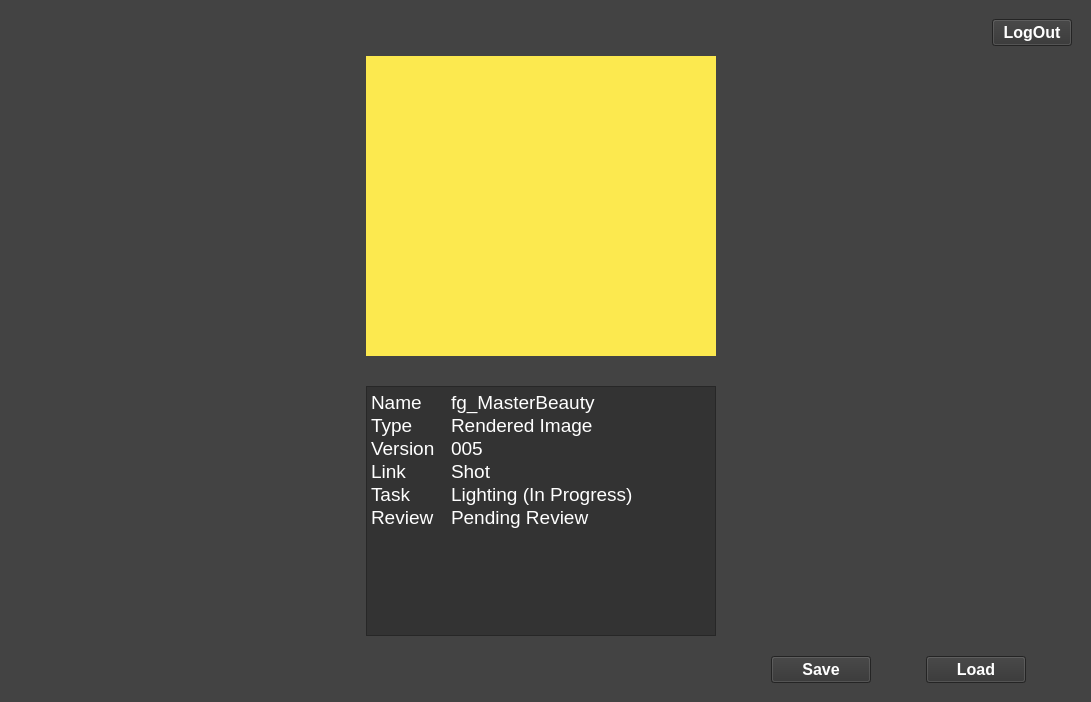
Old version of the form python/PizzaMaya_ah/ui/UI_design/Main.ui in the repository KKW0/pizza_api.
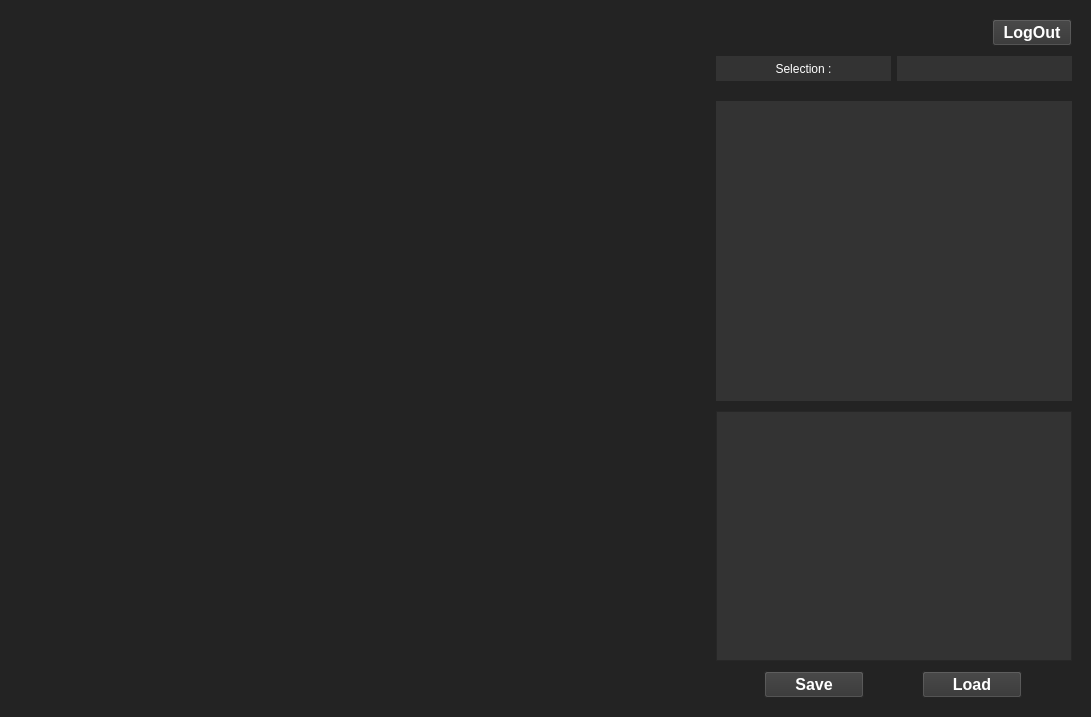
New version of the form.

Patch:
```diff
--- a/python/PizzaMaya_ah/ui/UI_design/Main.ui
+++ b/python/PizzaMaya_ah/ui/UI_design/Main.ui
@@ -2,22 +2,43 @@
 <ui version="4.0">
  <class>MainWindow</class>
  <widget class="QMainWindow" name="MainWindow">
+  <property name="enabled">
+   <bool>true</bool>
+  </property>
   <property name="geometry">
    <rect>
     <x>0</x>
     <y>0</y>
     <width>1091</width>
-    <height>680</height>
+    <height>717</height>
    </rect>
   </property>
+  <property name="minimumSize">
+   <size>
+    <width>1091</width>
+    <height>717</height>
+   </size>
+  </property>
+  <property name="maximumSize">
+   <size>
+    <width>1091</width>
+    <height>717</height>
+   </size>
+  </property>
   <property name="windowTitle">
    <string>MainWindow</string>
   </property>
   <property name="styleSheet">
-   <string notr="true">background-color: rgb(67, 67, 67);
+   <string notr="true">background-color: rgb(35, 35, 35);
 color: white;</string>
   </property>
   <widget class="QWidget" name="centralwidget">
+   <property name="minimumSize">
+    <size>
+     <width>1091</width>
+     <height>717</height>
+    </size>
+   </property>
    <layout class="QGridLayout" name="gridLayout">
     <item row="0" column="0">
      <layout class="QGridLayout" name="Main_QGrid">
@@ -36,38 +57,76 @@
       <property name="spacing">
        <number>10</number>
       </property>
-      <item row="3" column="1">
-       <widget class="QLabel" name="Preview">
-        <property name="sizePolicy">
-         <sizepolicy hsizetype="Preferred" vsizetype="Preferred">
-          <horstretch>0</horstretch>
-          <verstretch>0</verstretch>
-         </sizepolicy>
-        </property>
-        <property name="minimumSize">
-         <size>
-          <width>350</width>
-          <height>300</height>
-         </size>
-        </property>
-        <property name="layoutDirection">
-         <enum>Qt::LeftToRight</enum>
-        </property>
-        <property name="styleSheet">
-         <string notr="true">background-color: rgb(252, 233, 79);</string>
-        </property>
-        <property name="text">
-         <string/>
-        </property>
-        <property name="alignment">
-         <set>Qt::AlignLeading|Qt::AlignLeft|Qt::AlignTop</set>
-        </property>
-       </widget>
+      <item row="0" column="0">
+       <layout class="QHBoxLayout" name="horizontalLayout">
+        <item>
+         <spacer name="horizontalSpacer_2">
+          <property name="orientation">
+           <enum>Qt::Horizontal</enum>
+          </property>
+          <property name="sizeHint" stdset="0">
+           <size>
+            <width>40</width>
+            <height>20</height>
+           </size>
+          </property>
+         </spacer>
+        </item>
+       </layout>
       </item>
-      <item row="3" column="2" rowspan="5">
-       <layout class="QVBoxLayout" name="verticalLayout"/>
+      <item row="10" column="4">
+       <layout class="QGridLayout" name="gridLayout_3">
+        <item row="0" column="0">
+         <widget class="QPushButton" name="Save_Button">
+          <property name="maximumSize">
+           <size>
+            <width>100</width>
+            <height>30</height>
+           </size>
+          </property>
+          <property name="font">
+           <font>
+            <pointsize>12</pointsize>
+            <weight>75</weight>
+            <bold>true</bold>
+           </font>
+          </property>
+          <property name="styleSheet">
+           <string notr="true">background-color: rgb(51, 51, 51);
+color: white;</string>
+          </property>
+          <property name="text">
+           <string>Save</string>
+          </property>
+         </widget>
+        </item>
+        <item row="0" column="1">
+         <widget class="QPushButton" name="Load_Button">
+          <property name="maximumSize">
+           <size>
+            <width>100</width>
+            <height>30</height>
+           </size>
+          </property>
+          <property name="font">
+           <font>
+            <pointsize>12</pointsize>
+            <weight>75</weight>
+            <bold>true</bold>
+           </font>
+          </property>
+          <property name="styleSheet">
+           <string notr="true">background-color: rgb(51, 51, 51);
+color: white;</string>
+          </property>
+          <property name="text">
+           <string>Load</string>
+          </property>
+         </widget>
+        </item>
+       </layout>
       </item>
-      <item row="0" column="2">
+      <item row="0" column="4">
        <layout class="QHBoxLayout" name="horizontalLayout_3">
         <property name="bottomMargin">
          <number>0</number>
@@ -117,76 +176,108 @@
         </item>
        </layout>
       </item>
-      <item row="10" column="2">
-       <layout class="QGridLayout" name="gridLayout_3">
-        <item row="0" column="0">
-         <widget class="QPushButton" name="Save_Button">
-          <property name="maximumSize">
+      <item row="3" column="4">
+       <widget class="QLabel" name="Preview">
+        <property name="sizePolicy">
+         <sizepolicy hsizetype="Preferred" vsizetype="Preferred">
+          <horstretch>0</horstretch>
+          <verstretch>0</verstretch>
+         </sizepolicy>
+        </property>
+        <property name="minimumSize">
+         <size>
+          <width>350</width>
+          <height>300</height>
+         </size>
+        </property>
+        <property name="maximumSize">
+         <size>
+          <width>16777215</width>
+          <height>16777215</height>
+         </size>
+        </property>
+        <property name="layoutDirection">
+         <enum>Qt::LeftToRight</enum>
+        </property>
+        <property name="styleSheet">
+         <string notr="true">background-color: rgb(51, 51, 51);</string>
+        </property>
+        <property name="text">
+         <string/>
+        </property>
+        <property name="alignment">
+         <set>Qt::AlignLeading|Qt::AlignLeft|Qt::AlignTop</set>
+        </property>
+       </widget>
+      </item>
+      <item row="1" column="4">
+       <layout class="QHBoxLayout" name="horizontalLayout_2">
+        <property name="spacing">
+         <number>6</number>
+        </property>
+        <property name="leftMargin">
+         <number>0</number>
+        </property>
+        <property name="topMargin">
+         <number>0</number>
+        </property>
+        <item>
+         <widget class="QLabel" name="Selection_Name">
+          <property name="minimumSize">
            <size>
-            <width>100</width>
-            <height>30</height>
+            <width>175</width>
+            <height>25</height>
            </size>
           </property>
-          <property name="font">
-           <font>
-            <pointsize>12</pointsize>
-            <weight>75</weight>
-            <bold>true</bold>
-           </font>
-          </property>
           <property name="styleSheet">
            <string notr="true">background-color: rgb(51, 51, 51);
 color: white;</string>
           </property>
           <property name="text">
-           <string>Save</string>
+           <string>Selection :</string>
           </property>
+          <property name="alignment">
+           <set>Qt::AlignCenter</set>
+          </property>
          </widget>
         </item>
-        <item row="0" column="1">
-         <widget class="QPushButton" name="Load_Button">
-          <property name="maximumSize">
+        <item>
+         <widget class="QLabel" name="Selection_Lable">
+          <property name="minimumSize">
            <size>
-            <width>100</width>
-            <height>30</height>
+            <width>175</width>
+            <height>25</height>
            </size>
           </property>
-          <property name="font">
-           <font>
-            <pointsize>12</pointsize>
-            <weight>75</weight>
-            <bold>true</bold>
-           </font>
-          </property>
           <property name="styleSheet">
            <string notr="true">background-color: rgb(51, 51, 51);
 color: white;</string>
           </property>
           <property name="text">
-           <string>Load</string>
+           <string/>
           </property>
          </widget>
         </item>
        </layout>
       </item>
-      <item row="0" column="0">
-       <layout class="QHBoxLayout" name="horizontalLayout">
-        <item>
-         <spacer name="horizontalSpacer_2">
-          <property name="orientation">
-           <enum>Qt::Horizontal</enum>
-          </property>
-          <property name="sizeHint" stdset="0">
-           <size>
-            <width>40</width>
-            <height>20</height>
-           </size>
-          </property>
-         </spacer>
-        </item>
+      <item row="1" column="0" rowspan="7">
+       <layout class="QVBoxLayout" name="verticalLayout2">
+        <property name="leftMargin">
+         <number>0</number>
+        </property>
        </layout>
       </item>
-      <item row="6" column="1">
+      <item row="1" column="1" rowspan="7">
+       <layout class="QVBoxLayout" name="verticalLayout">
+        <property name="leftMargin">
+         <number>0</number>
+        </property>
+        <property name="topMargin">
+         <number>0</number>
+        </property>
+       </layout>
+      </item>
+      <item row="4" column="4" rowspan="4">
        <widget class="QPlainTextEdit" name="InfoTextBox">
         <property name="minimumSize">
          <size>
@@ -206,22 +297,32 @@
          <string notr="true">background-color: rgb(51, 51, 51);
 color: white;</string>
         </property>
+        <property name="undoRedoEnabled">
+         <bool>true</bool>
+        </property>
+        <property name="readOnly">
+         <bool>true</bool>
+        </property>
         <property name="plainText">
-         <string>Name	fg_MasterBeauty
-Type	Rendered Image
-Version	005
-Link	Shot
-Task	Lighting (In Progress)
-Review 	Pending Review</string>
+         <string/>
+        </property>
+        <property name="textInteractionFlags">
+         <set>Qt::TextSelectableByMouse</set>
         </property>
        </widget>
       </item>
-      <item row="3" column="0" rowspan="5">
-       <layout class="QVBoxLayout" name="verticalLayout2">
-        <property name="leftMargin">
-         <number>0</number>
+      <item row="0" column="1">
+       <spacer name="horizontalSpacer_3">
+        <property name="orientation">
+         <enum>Qt::Horizontal</enum>
         </property>
-       </layout>
+        <property name="sizeHint" stdset="0">
+         <size>
+          <width>40</width>
+          <height>20</height>
+         </size>
+        </property>
+       </spacer>
       </item>
      </layout>
     </item>
```
